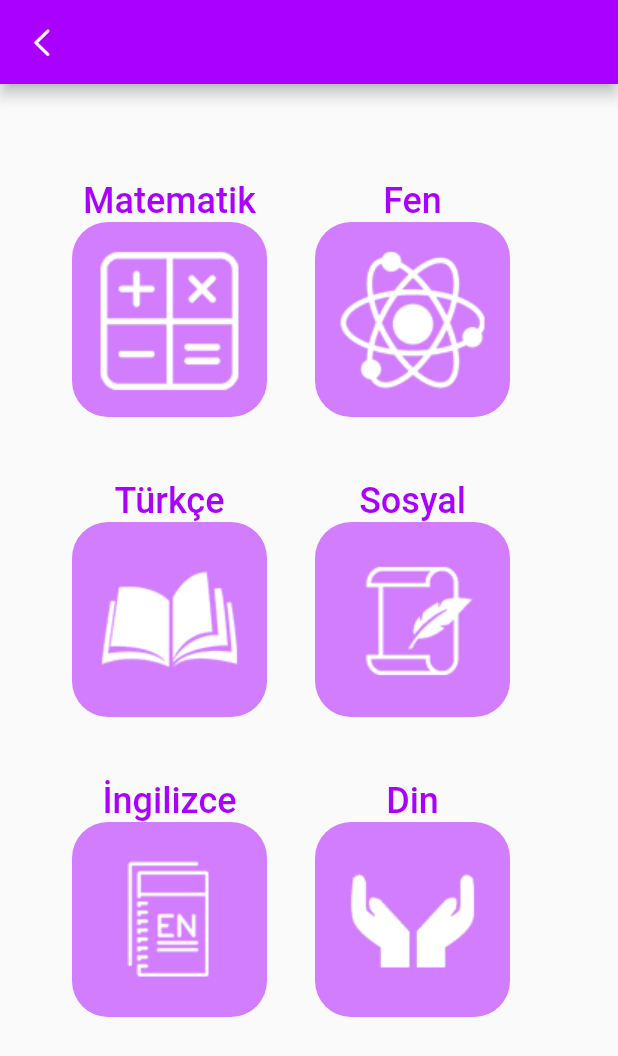
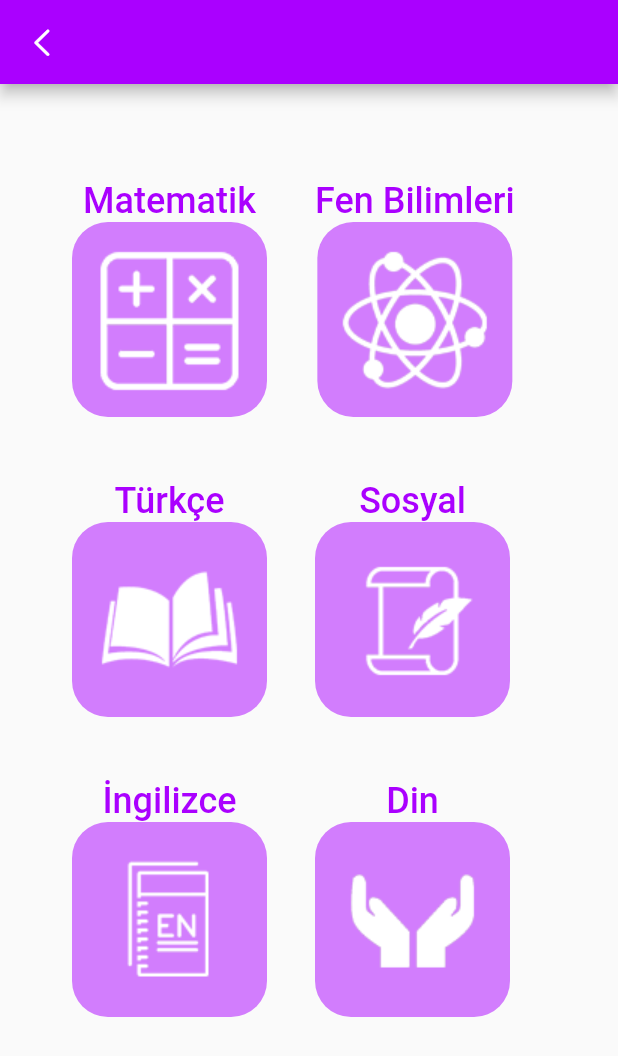
Before and after one commit to hasanaliozdemir/flutterHackhaton, a Flutter app: the LessonAndQuestionPage screen opened directly, after a tap on "Soru Çöz", on a phone screen of 412 x 824 dp. Shown: the top 1056 px of the screen. Run offline on Flutter 3.47's test engine with Material 2 defaults, Android fonts, the phone set to English and light mode, and no system bars; our stand-ins replace animated_text_kit, cloud_firestore, email_validator, firebase_auth, firebase_core, get and 5 more; missing offline and left inert: checkbox_grouped, kartal; accounts and stored records are empty.

Commit message:
fen bilimleri

```diff
--- a/flutter_app/lib/view/lessonspage/lessonCard.dart
+++ b/flutter_app/lib/view/lessonspage/lessonCard.dart
@@ -71,7 +71,7 @@ _returnPath(){
       case 1:
         return "Matematik";
       case 2:
-        return "Fen";
+        return "Fen Bilimleri";
       case 3:
         return "Türkçe";
       case 4:
--- a/flutter_app/lib/view/profile/categorysTest.dart
+++ b/flutter_app/lib/view/profile/categorysTest.dart
@@ -3,7 +3,7 @@ import 'package:flutter_app/view/profile/dersicerik.dart';
 
 List<Category> testCategories = [
   Category("Matematik", 0.3, mat8),
-  Category("Fen", 0.4,fen8),
+  Category("Fen Bilimleri", 0.4,fen8),
   Category("Türkçe", 0.5,turk8),
   Category("Sosyal", 0.1,sos8),
   Category("İngilizce", 0.7,ing8),
--- a/flutter_app/lib/view/questionsPage/testQuestionsData.dart
+++ b/flutter_app/lib/view/questionsPage/testQuestionsData.dart
@@ -11,7 +11,7 @@ List<Question> testQuestions = [
     "https://pbs.twimg.com/media/Eu7m692XIAEvxxP?format=png&name=large"
     ),
   Question(
-    "Fen",
+    "Fen Bilimleri",
     DateTime.now(),
     false,
     "https://pbs.twimg.com/media/Eu7m692XIAEvxxP?format=png&name=large",
--- a/flutter_app/lib/view/testPages/lesson_test_page.dart
+++ b/flutter_app/lib/view/testPages/lesson_test_page.dart
@@ -72,7 +72,7 @@ _returnPath(){
       case 1:
         return "Matematik";
       case 2:
-        return "Fen";
+        return "Fen Bilimleri";
       case 3:
         return "Türkçe";
       case 4:
```
